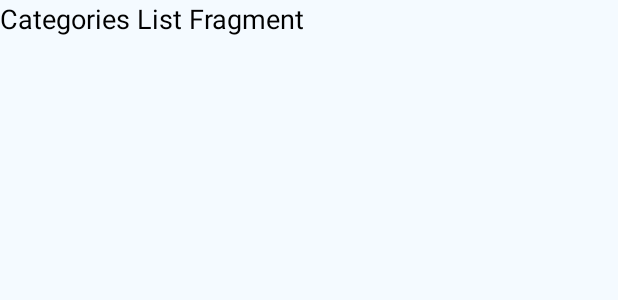
After one commit to MichaelPNZ/RecipeApp, an Android app: the layout fragment_list_categories.xml on its own in the app's theme, with its tools: preview values and no code run, on a phone screen of 412 x 824 dp. The commit adds this screen. Shown: the top 300 px of the screen. Run offline under Robolectric (Android 15) with nearby library versions, the phone set to English and light mode, and no system bars.

Commit message:
Add Fragment

```diff
--- a/app/build.gradle.kts
+++ b/app/build.gradle.kts
@@ -34,6 +34,12 @@ android {
     buildFeatures {
         viewBinding = true
     }
+
+    dependencies {
+        val fragment_version = "1.6.2"
+
+        implementation("androidx.fragment:fragment-ktx:$fragment_version")
+    }
 }
 
 dependencies {
--- /dev/null
+++ b/app/src/main/res/layout/fragment_list_categories.xml
@@ -0,0 +1,23 @@
+<?xml version="1.0" encoding="utf-8"?>
+<androidx.constraintlayout.widget.ConstraintLayout xmlns:android="http://schemas.android.com/apk/res/android"
+    xmlns:tools="http://schemas.android.com/tools"
+    android:id="@+id/fragmentContainer"
+    android:layout_width="match_parent"
+    android:layout_height="match_parent"
+    android:orientation="vertical"
+    android:background="#F4FAFF">
+
+    <TextView
+        android:id="@+id/tvFragmentTitle"
+        android:layout_width="wrap_content"
+        android:layout_height="wrap_content"
+        android:text="@string/categories_list_fragment"
+        android:textSize="18sp"
+        android:textColor="@android:color/black"
+        android:layout_gravity="center_horizontal"
+        tools:ignore="MissingConstraints" />
+
+
+
+
+</androidx.constraintlayout.widget.ConstraintLayout>
--- a/app/src/main/res/values/strings.xml
+++ b/app/src/main/res/values/strings.xml
@@ -2,4 +2,5 @@
     <string name="app_name">RecipeApp</string>
     <string name="category_button">КАТЕГОРИИ</string>
     <string name="favorite_button">ИЗБРАННОЕ</string>
+    <string name="categories_list_fragment">Categories List Fragment</string>
 </resources>
```
Also changed, not shown: app/src/main/java/com/example/recipeapp/CategoriesListFragment.kt (added, +26 -0 lines), app/src/main/java/com/example/recipeapp/MainActivity.kt (+9 -0 lines), app/src/main/res/layout/activity_main.xml (+28 -15 lines).
